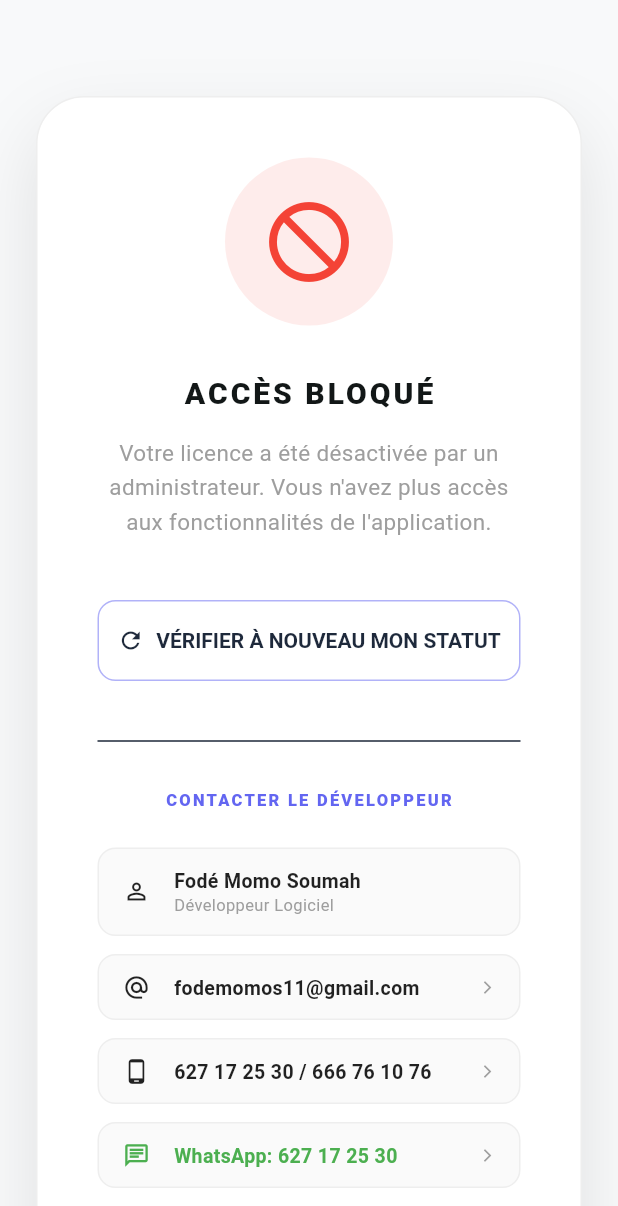
After one commit to Momo147-labe/dahliaspriver, a Flutter app: the LicenseBlockedPage screen opened directly, on a phone screen of 412 x 824 dp. The commit adds this screen. Shown: the top 1206 px of the screen. Run offline on Flutter 3.47's test engine with Material 3 defaults, Android fonts, the phone set to English and light mode, and no system bars; our stand-ins replace camera, csv, device_info_plus, file_picker, fl_chart, flutter_dotenv and 8 more; missing offline and left inert: excel, flutter_quill, postgres; accounts and stored records are empty; project files that could hold a hidden picture were left out.

Commit message:
licence trial et activation gere

```diff
--- /dev/null
+++ b/lib/screens/auth/license_blocked_page.dart
@@ -0,0 +1,303 @@
+import 'package:flutter/material.dart';
+import 'package:url_launcher/url_launcher.dart';
+import '../../theme/app_theme.dart';
+import '../../core/services/license_service.dart';
+import '../../main.dart'; // Import pour AuthWrapper
+
+class LicenseBlockedPage extends StatefulWidget {
+  const LicenseBlockedPage({super.key});
+
+  @override
+  State<LicenseBlockedPage> createState() => _LicenseBlockedPageState();
+}
+
+class _LicenseBlockedPageState extends State<LicenseBlockedPage> {
+  bool _isChecking = false;
+
+  Future<void> _launchURL(String url) async {
+    final Uri uri = Uri.parse(url);
+    try {
+      if (await canLaunchUrl(uri)) {
+        await launchUrl(uri, mode: LaunchMode.externalApplication);
+      }
+    } catch (e) {
+      debugPrint("Impossible d'ouvrir l'URL: $e");
+    }
+  }
+
+  Future<void> _checkAgain() async {
+    setState(() => _isChecking = true);
+
+    try {
+      final licenseService = LicenseService();
+      // On force une synchro avec le serveur
+      await licenseService.syncLicenseWithServer();
+
+      // On vérifie si c'est débloqué
+      final isBlocked = await licenseService.isLicenseBlocked();
+
+      if (!isBlocked) {
+        if (mounted) {
+          // Si plus bloqué, on recharge l'application vers AuthWrapper
+          Navigator.of(context).pushAndRemoveUntil(
+            MaterialPageRoute(builder: (context) => const AuthWrapper()),
+            (route) => false,
+          );
+        }
+      } else {
+        if (mounted) {
+          ScaffoldMessenger.of(context).showSnackBar(
+            const SnackBar(
+              content: Text(
+                'La licence est toujours marquée comme bloquée sur le serveur.',
+              ),
+              backgroundColor: Colors.orange,
+            ),
+          );
+        }
+      }
+    } catch (e) {
+      if (mounted) {
+        ScaffoldMessenger.of(context).showSnackBar(
+          const SnackBar(
+            content: Text(
+              'Erreur lors de la vérification. Vérifiez votre connexion internet.',
+            ),
+            backgroundColor: Colors.red,
+          ),
+        );
+      }
+    } finally {
+      if (mounted) {
+        setState(() => _isChecking = false);
+      }
+    }
+  }
+
+  @override
+  Widget build(BuildContext context) {
+    final theme = Theme.of(context);
+    final isDark = theme.brightness == Brightness.dark;
+
+    return Scaffold(
+      backgroundColor: isDark
+          ? const Color(0xFF0A0C0C)
+          : const Color(0xFFF8F9FA),
+      body: Center(
+        child: SingleChildScrollView(
+          padding: const EdgeInsets.symmetric(vertical: 40),
+          child: Container(
+            constraints: const BoxConstraints(maxWidth: 500),
+            margin: const EdgeInsets.all(24),
+            padding: const EdgeInsets.all(40),
+            decoration: BoxDecoration(
+              color: isDark ? AppTheme.cardDark : Colors.white,
+              borderRadius: BorderRadius.circular(32),
+              boxShadow: [
+                BoxShadow(
+                  color: Colors.black.withValues(alpha: 0.1),
+                  blurRadius: 40,
+                  offset: const Offset(0, 20),
+                ),
+              ],
+              border: Border.all(
+                color: isDark ? Colors.grey[800]! : Colors.grey[200]!,
+              ),
+            ),
+            child: Column(
+              mainAxisSize: MainAxisSize.min,
+              children: [
+                Container(
+                  padding: const EdgeInsets.all(24),
+                  decoration: BoxDecoration(
+                    color: Colors.red.withValues(alpha: 0.1),
+                    shape: BoxShape.circle,
+                  ),
+                  child: const Icon(
+                    Icons.block_flipped,
+                    color: Colors.red,
+                    size: 64,
+                  ),
+                ),
+                const SizedBox(height: 32),
+                Text(
+                  'ACCÈS BLOQUÉ',
+                  style: theme.textTheme.headlineMedium?.copyWith(
+                    fontWeight: FontWeight.w900,
+                    letterSpacing: 2,
+                    color: isDark ? Colors.white : const Color(0xFF121717),
+                  ),
+                ),
+                const SizedBox(height: 16),
+                const Text(
+                  'Votre licence a été désactivée par un administrateur. Vous n\'avez plus accès aux fonctionnalités de l\'application.',
+                  textAlign: TextAlign.center,
+                  style: TextStyle(
+                    fontSize: 15,
+                    height: 1.5,
+                    color: Colors.grey,
+                  ),
+                ),
+                const SizedBox(height: 40),
+
+                // Bouton de ré-activation
+                SizedBox(
+                  width: double.infinity,
+                  child: OutlinedButton.icon(
+                    onPressed: _isChecking ? null : _checkAgain,
+                    icon: _isChecking
+                        ? const SizedBox(
+                            width: 16,
+                            height: 16,
+                            child: CircularProgressIndicator(strokeWidth: 2),
+                          )
+                        : const Icon(Icons.refresh),
+                    label: Text(
+                      _isChecking
+                          ? 'VÉRIFICATION EN COURS...'
+                          : 'VÉRIFIER À NOUVEAU MON STATUT',
+                    ),
+                    style: OutlinedButton.styleFrom(
+                      padding: const EdgeInsets.symmetric(vertical: 18),
+                      side: BorderSide(
+                        color: AppTheme.primaryColor.withValues(alpha: 0.5),
+                      ),
+                      shape: RoundedRectangleBorder(
+                        borderRadius: BorderRadius.circular(12),
+                      ),
+                    ),
+                  ),
+                ),
+
+                const SizedBox(height: 32),
+                const Divider(),
+                const SizedBox(height: 24),
+                const Text(
+                  'CONTACTER LE DÉVELOPPEUR',
+                  style: TextStyle(
+                    fontSize: 11,
+                    fontWeight: FontWeight.w900,
+                    letterSpacing: 1.5,
+                    color: AppTheme.primaryColor,
+                  ),
+                ),
+                const SizedBox(height: 24),
+                _buildContactItem(
+                  context,
+                  icon: Icons.person_outline,
+                  title: 'Fodé Momo Soumah',
+                  subtitle: 'Développeur Logiciel',
+                  isDark: isDark,
+                ),
+                const SizedBox(height: 12),
+                _buildContactItem(
+                  context,
+                  icon: Icons.alternate_email,
+                  title: 'fodemomos11@gmail.com',
+                  onTap: () => _launchURL('mailto:fodemomos11@gmail.com'),
+                  isDark: isDark,
+                ),
+                const SizedBox(height: 12),
+                _buildContactItem(
+                  context,
+                  icon: Icons.phone_android,
+                  title: '627 17 25 30 / 666 76 10 76',
+                  onTap: () => _launchURL('tel:+224627172530'),
+                  isDark: isDark,
+                ),
+                const SizedBox(height: 12),
+                _buildContactItem(
+                  context,
+                  icon: Icons.chat_outlined,
+                  title: 'WhatsApp: 627 17 25 30',
+                  color: Colors.green,
+                  onTap: () => _launchURL('https://wa.me/224627172530'),
+                  isDark: isDark,
+                ),
+                const SizedBox(height: 40),
+                SizedBox(
+                  width: double.infinity,
+                  child: ElevatedButton(
+                    onPressed: () => _launchURL('tel:+224627172530'),
+                    style: ElevatedButton.styleFrom(
+                      backgroundColor: AppTheme.primaryColor,
+                      foregroundColor: Colors.white,
+                      padding: const EdgeInsets.symmetric(vertical: 20),
+                      shape: RoundedRectangleBorder(
+                        borderRadius: BorderRadius.circular(16),
+                      ),
+                      elevation: 0,
+                    ),
+                    child: const Text(
+                      'APPELER LE SUPPORT MAINTENANT',
+                      style: TextStyle(fontWeight: FontWeight.w900),
+                    ),
+                  ),
+                ),
+              ],
+            ),
+          ),
+        ),
+      ),
+    );
+  }
+
+  Widget _buildContactItem(
+    BuildContext context, {
+    required IconData icon,
+    required String title,
+    String? subtitle,
+    VoidCallback? onTap,
+    Color? color,
+    required bool isDark,
+  }) {
+    return InkWell(
+      onTap: onTap,
+      borderRadius: BorderRadius.circular(12),
+      child: Container(
+        padding: const EdgeInsets.symmetric(horizontal: 16, vertical: 12),
+        decoration: BoxDecoration(
+          color: isDark
+              ? Colors.grey[900]?.withValues(alpha: 0.5)
+              : Colors.grey[50],
+          borderRadius: BorderRadius.circular(12),
+          border: Border.all(
+            color: isDark ? Colors.grey[800]! : Colors.grey[200]!,
+          ),
+        ),
+        child: Row(
+          children: [
+            Icon(
+              icon,
+              size: 18,
+              color: color ?? (isDark ? Colors.white70 : Colors.black87),
+            ),
+            const SizedBox(width: 16),
+            Expanded(
+              child: Column(
+                crossAxisAlignment: CrossAxisAlignment.start,
+                children: [
+                  Text(
+                    title,
+                    style: TextStyle(
+                      fontWeight: FontWeight.bold,
+                      fontSize: 13,
+                      color: color ?? (isDark ? Colors.white : Colors.black87),
+                    ),
+                  ),
+                  if (subtitle != null)
+                    Text(
+                      subtitle,
+                      style: TextStyle(fontSize: 11, color: Colors.grey[500]),
+                    ),
+                ],
+              ),
+            ),
+            if (onTap != null)
+              const Icon(Icons.arrow_forward_ios, size: 10, color: Colors.grey),
+          ],
+        ),
+      ),
+    );
+  }
+}
```
Also changed, not shown: lib/core/services/license_service.dart (+20 -3 lines), lib/core/services/trial_service.dart (+18 -0 lines), lib/main.dart (+14 -4 lines).
